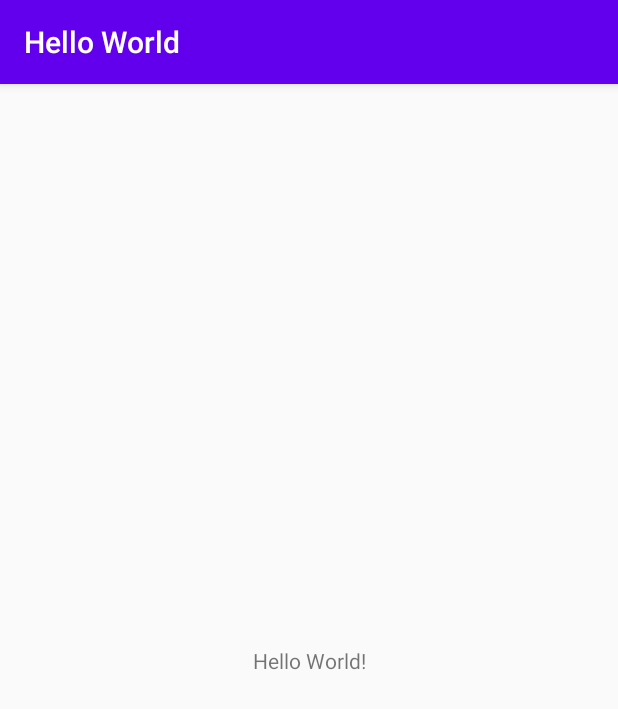
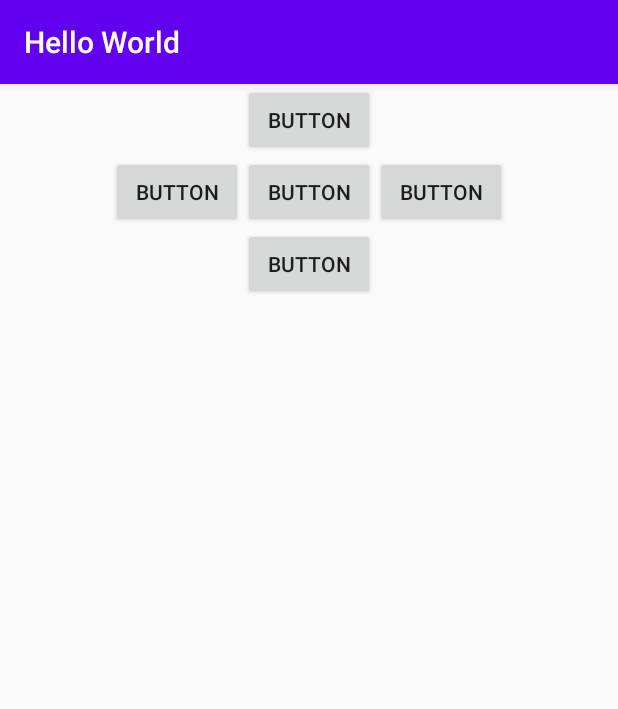
Before and after one commit to kmp1007s/dgsw-3rd-mobile-study, an Android app: the screen it shows after launch (MainActivity), on a phone screen of 412 x 824 dp. Shown: the top 709 px of the screen. Run offline under Robolectric (Android 15) with nearby library versions, the phone set to English and light mode, and no system bars.

Commit message:
0413 Layout study
0413 Layout study
(Constraint, Liner, layout properties)

```diff
--- a/HelloWorld/app/src/main/java/com/codesample/helloworld/MainActivity.java
+++ b/HelloWorld/app/src/main/java/com/codesample/helloworld/MainActivity.java
@@ -9,6 +9,6 @@ public class MainActivity extends AppCompatActivity {
     @Override
     protected void onCreate(Bundle savedInstanceState) {
         super.onCreate(savedInstanceState);
-        setContentView(R.layout.activity_main);
+        setContentView(R.layout.activity_main_linear);
     }
 }
--- /dev/null
+++ b/HelloWorld/app/src/main/res/layout/activity_main_linear.xml
@@ -0,0 +1,41 @@
+<?xml version="1.0" encoding="utf-8"?>
+<LinearLayout xmlns:android="http://schemas.android.com/apk/res/android"
+    android:orientation="vertical"
+    android:layout_width="match_parent"
+    android:layout_height="match_parent"
+    android:gravity="center_horizontal">
+
+    <Button
+        android:id="@+id/button"
+        android:layout_width="wrap_content"
+        android:layout_height="wrap_content"
+        android:text="Button" />
+
+    <LinearLayout
+        android:layout_width="wrap_content"
+        android:layout_height="wrap_content">
+
+        <Button
+            android:id="@+id/button2"
+            android:layout_width="wrap_content"
+            android:layout_height="wrap_content"
+            android:text="Button" />
+
+        <Button
+            android:id="@+id/button3"
+            android:layout_width="wrap_content"
+            android:layout_height="wrap_content"
+            android:text="Button" />
+        <Button
+            android:id="@+id/button4"
+            android:layout_width="wrap_content"
+            android:layout_height="wrap_content"
+            android:text="Button" />
+    </LinearLayout>
+
+    <Button
+        android:id="@+id/button5"
+        android:layout_width="wrap_content"
+        android:layout_height="wrap_content"
+        android:text="Button" />
+</LinearLayout>
```
Also changed, not shown: HelloWorld/app/src/main/res/layout/activity_main.xml (+68 -4 lines).
